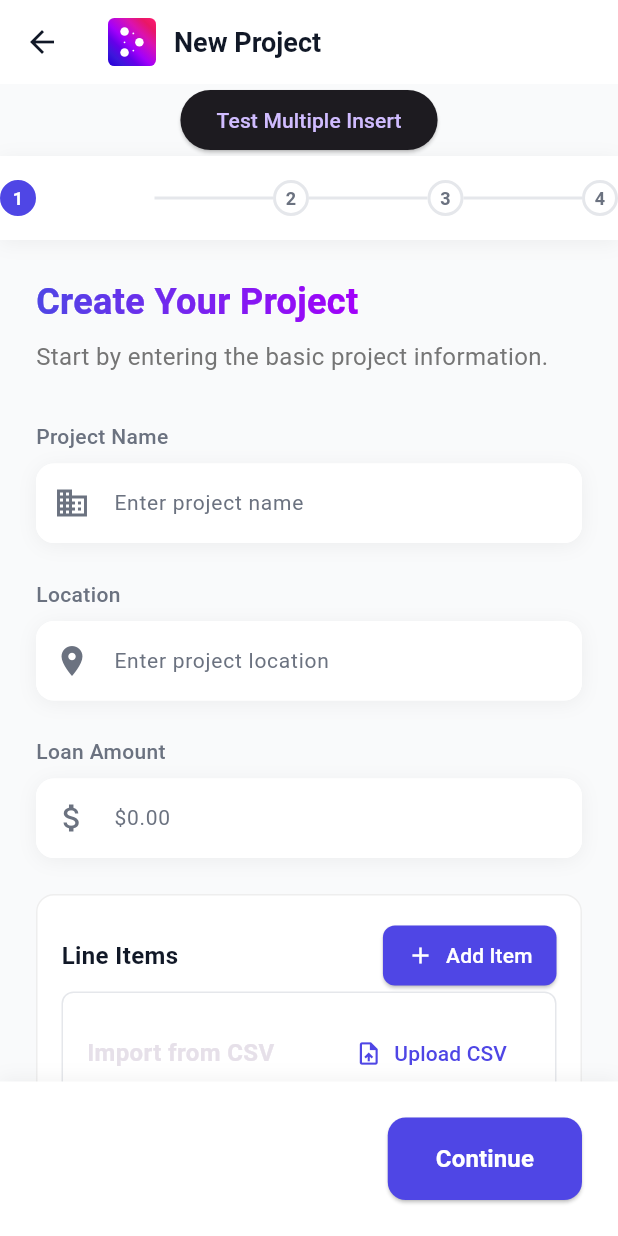
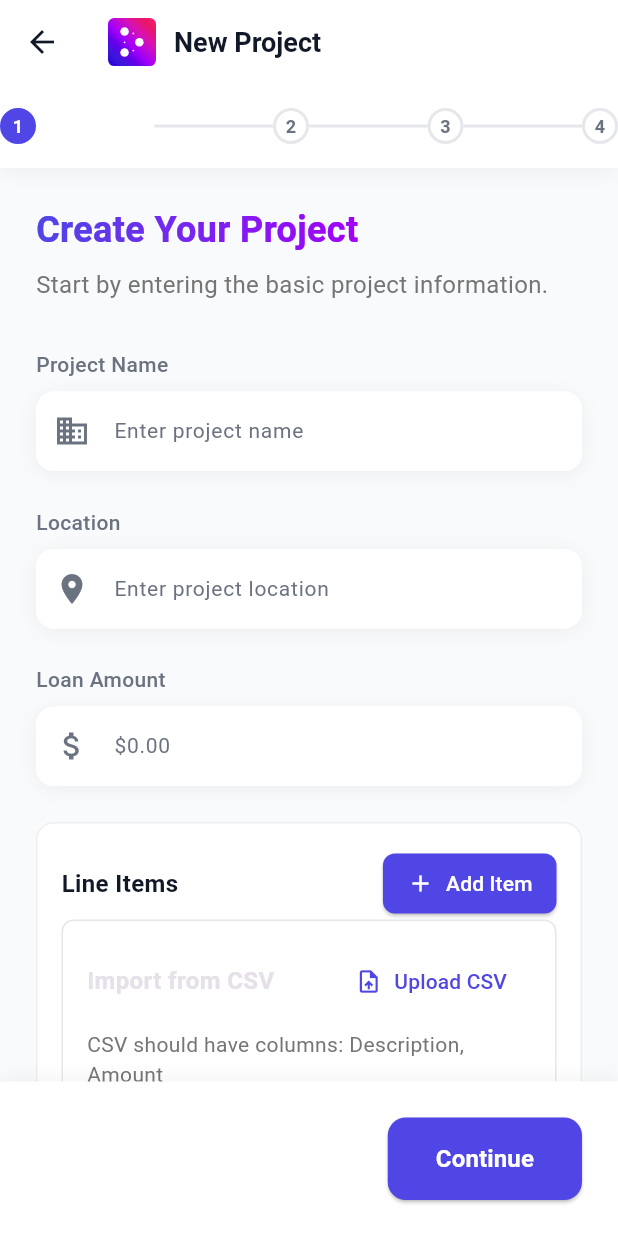
Before and after one commit to jthomaschappell/drawfi_flutter_project, a Flutter app: the InvitationScreen screen opened directly, on a phone screen of 412 x 824 dp. Run offline on Flutter 3.47's test engine with Material 3 defaults, Android fonts, the phone set to English and light mode, and no system bars; our stand-ins replace dotted_border, file_picker, firebase_core, flutter_dotenv, flutter_svg, pdf and 4 more; accounts and stored records are empty; statements that could not run were skipped.

Commit message:
removed multiple insert button

```diff
--- a/lib/screens/invitation_screen.dart
+++ b/lib/screens/invitation_screen.dart
@@ -1361,10 +1361,6 @@ class _InvitationScreenState extends State<InvitationScreen> {
       ),
       body: Column(
         children: [
-          ElevatedButton(
-            onPressed: testMultipleLineItems,
-            child: Text('Test Multiple Insert'),
-          ),
           _buildStepIndicator(),
           Expanded(
             child: SingleChildScrollView(
```
